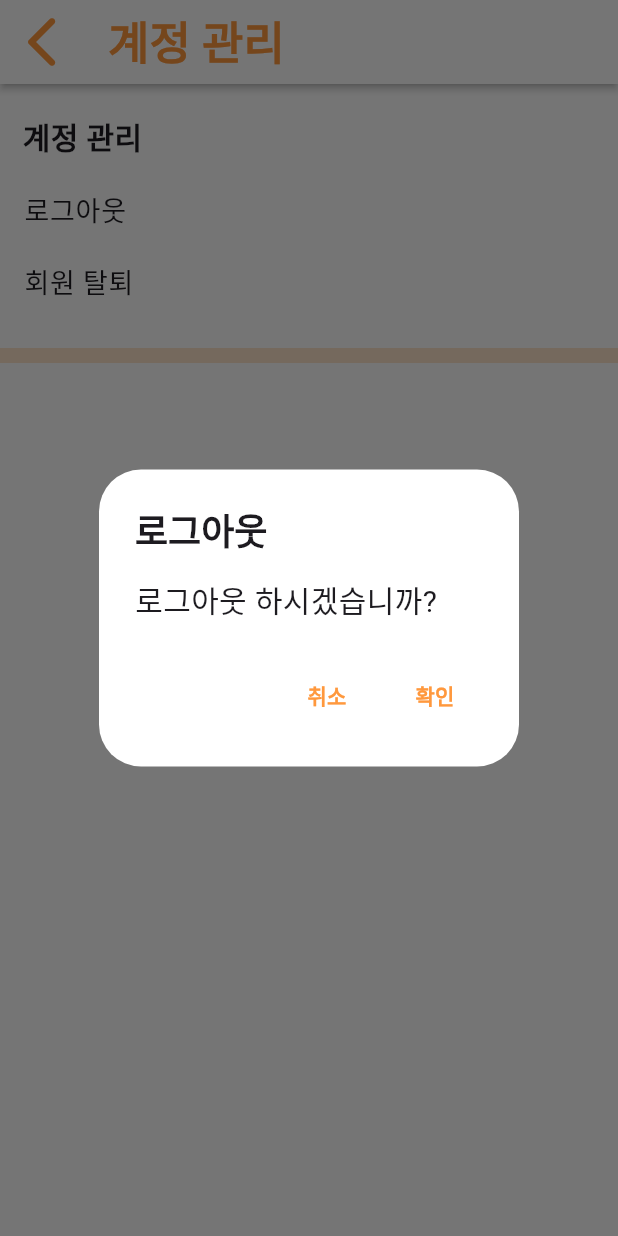
After one commit to wonappy/SenseVoca-Client, a Flutter app: the SettingAccountScreen screen opened directly, after a tap on "로그아웃", on a phone screen of 412 x 824 dp. The commit adds this screen. Run offline on Flutter 3.47's test engine with Material 3 defaults, Android fonts, the phone set to English and light mode, and no system bars; our stand-ins replace flutter_secure_storage, flutter_tts, marquee; accounts and stored records are empty.

Commit message:
계정 관리 -> 로그아웃 기능 구현
- 로그아웃 기능 구현
- 로그인 후 로그인 화면 스택 제거
- 로그아웃 후 저장소 초기화 및 화면 전체 스택 제거

```diff
--- a/lib/main.dart
+++ b/lib/main.dart
@@ -1,6 +1,7 @@
 import 'package:flutter/material.dart';
 import 'package:sense_voka/models/user_model.dart';
 import 'package:sense_voka/screens/main_screen.dart';
+import 'package:sense_voka/screens/setting_account_screen.dart';
 import 'package:sense_voka/screens/sign_in_screen.dart';
 
 void main() {
--- a/lib/screens/mywordbook_screen.dart
+++ b/lib/screens/mywordbook_screen.dart
@@ -17,6 +17,7 @@ class _MyWordBookScreenState extends State<MyWordBookScreen> {
   final List<String> _sortAlgorithm = ["생성 순", "최근 접근 순"];
   String? _selectedSort = "";
 
+  //단어장 api
   final List<WordSetInfoModel> wordSet = [
     WordSetInfoModel(
       wordSetId: 1,
--- /dev/null
+++ b/lib/screens/setting_account_screen.dart
@@ -0,0 +1,131 @@
+import 'package:flutter/material.dart';
+import 'package:flutter_secure_storage/flutter_secure_storage.dart';
+import 'package:sense_voka/screens/input_myword_screen.dart';
+import 'package:sense_voka/screens/sign_in_screen.dart';
+import 'package:sense_voka/widgets/show_dialog_widget.dart';
+
+import '../models/word_set_info_model.dart';
+import '../widgets/show_confirm_dialog_widget.dart';
+import '../widgets/textfield_line_widget.dart';
+
+class SettingAccountScreen extends StatefulWidget {
+  SettingAccountScreen({super.key});
+
+  static final storage = FlutterSecureStorage();
+
+  @override
+  State<SettingAccountScreen> createState() => _SettingAccountScreenState();
+}
+
+class _SettingAccountScreenState extends State<SettingAccountScreen> {
+  final titleController = TextEditingController();
+
+  //단어장 명
+  @override
+  Widget build(BuildContext context) {
+    final double screenWidth = MediaQuery.of(context).size.width; //화면 가로 길이
+
+    return Scaffold(
+      backgroundColor: Colors.white,
+      appBar: AppBar(
+        leading: IconButton(
+          icon: Icon(
+            Icons.arrow_back_ios_new_rounded,
+            size: 40,
+            color: Color(0xFFFF983D),
+          ),
+          onPressed: () {
+            Navigator.pop(context);
+          },
+        ),
+        centerTitle: true,
+        backgroundColor: Colors.white,
+        foregroundColor: Colors.white,
+        //app bar 그림자 생기게 하기
+        surfaceTintColor: Colors.white,
+        shadowColor: Colors.black,
+        elevation: 2,
+        title: SizedBox(
+          // 글자 왼쪽 정렬을 위한 sizedBox
+          width: double.infinity,
+          child: const Text(
+            "계정 관리",
+            style: TextStyle(
+              fontSize: 30,
+              fontWeight: FontWeight.w700,
+              color: Color(0xFFFF983D),
+            ),
+          ),
+        ),
+      ),
+
+      body: SingleChildScrollView(
+        child: Column(
+          children: [
+            SizedBox(height: 10),
+            SizedBox(
+              width: double.infinity,
+              child: Padding(
+                padding: const EdgeInsets.symmetric(
+                  horizontal: 15,
+                  vertical: 10,
+                ),
+                child: Text(
+                  "계정 관리",
+                  textAlign: TextAlign.left,
+                  style: TextStyle(fontSize: 20, fontWeight: FontWeight.w700),
+                ),
+              ),
+            ),
+            InkWell(
+              splashColor: Color(0xFFFF983D),
+              highlightColor: Color(0xFFFFE4CA),
+              onTap: () async {
+                final navigator = Navigator.of(
+                  context,
+                ); //context를 비동기 호출 전 미리 저장해 둠.
+
+                //로그아웃 하시겠습니까? 창 출력
+                final result = await showConfirmDialogWidget(
+                  context: context,
+                  title: "로그아웃",
+                  msg: "로그아웃 하시겠습니까?",
+                );
+
+                if (result != null && result == true) {
+                  //기존 저장소 내용 모두 삭제
+                  await SettingAccountScreen.storage.deleteAll();
+                  //provider로 정적으로 저장하던 내용 또한 삭제
+
+                  //로그인 화면으로 이동
+                  navigator.pushAndRemoveUntil(
+                    MaterialPageRoute(builder: (_) => SignInScreen()),
+                    (route) => false,
+                  );
+                }
+              },
+              child: ListTile(
+                visualDensity: VisualDensity(horizontal: 0, vertical: -2),
+                title: Text("로그아웃", style: TextStyle(fontSize: 18)),
+              ),
+            ),
+            InkWell(
+              splashColor: Color(0xFFFF983D),
+              highlightColor: Color(0xFFFFE4CA),
+              onTap: () {
+                // 이벤트 처리
+              },
+              child: ListTile(
+                visualDensity: VisualDensity(horizontal: 0, vertical: -2),
+                title: Text("회원 탈퇴", style: TextStyle(fontSize: 18)),
+              ),
+            ),
+            SizedBox(height: 20),
+            Container(color: Color(0xFFFFE4CA), height: 10),
+            SizedBox(height: 20),
+          ],
+        ),
+      ),
+    );
+  }
+}
--- a/lib/screens/sign_in_screen.dart
+++ b/lib/screens/sign_in_screen.dart
@@ -60,7 +60,8 @@ class _SignInScreenState extends State<SignInScreen> {
 
             //자동 로그인
             if (mounted) {
-              Navigator.push(
+              //로그인 화면 대체 생성
+              Navigator.pushReplacement(
                 context,
                 MaterialPageRoute(builder: (context) => MainScreen(user: user)),
               );
@@ -113,7 +114,8 @@ class _SignInScreenState extends State<SignInScreen> {
         }
 
         if (mounted) {
-          Navigator.push(
+          //로그인 화면 대체 생성
+          Navigator.pushReplacement(
             context,
             MaterialPageRoute(
               builder: (context) => MainScreen(user: user),
--- /dev/null
+++ b/lib/widgets/show_confirm_dialog_widget.dart
@@ -0,0 +1,49 @@
+import 'package:flutter/material.dart';
+
+Future<bool?> showConfirmDialogWidget({
+  required BuildContext context,
+  required String title,
+  required String msg,
+}) async {
+  return showDialog<bool>(
+    context: context,
+    builder:
+        (context) => AlertDialog(
+          backgroundColor: Colors.white,
+          actions: [
+            TextButton(
+              onPressed: () {
+                Navigator.of(context).pop(false);
+              },
+              style: ButtonStyle(
+                overlayColor: WidgetStateProperty.all(Color(0xFFFDF3EB)),
+              ),
+              child: Text(
+                '취소',
+                style: TextStyle(
+                  color: Color(0xFFFF983D),
+                  fontWeight: FontWeight.w900,
+                ),
+              ),
+            ),
+            TextButton(
+              onPressed: () {
+                Navigator.of(context).pop(true);
+              },
+              style: ButtonStyle(
+                overlayColor: WidgetStateProperty.all(Color(0xFFFDF3EB)),
+              ),
+              child: Text(
+                '확인',
+                style: TextStyle(
+                  color: Color(0xFFFF983D),
+                  fontWeight: FontWeight.w900,
+                ),
+              ),
+            ),
+          ],
+          title: Text(title, style: TextStyle(fontWeight: FontWeight.w700)),
+          content: Text(msg, style: TextStyle(fontSize: 20)),
+        ),
+  );
+}
```
Also changed, not shown: lib/providers/my_wordbook_list_provider.dart (added, +65 -0 lines), lib/screens/main_screen.dart (+7 -1 lines).
